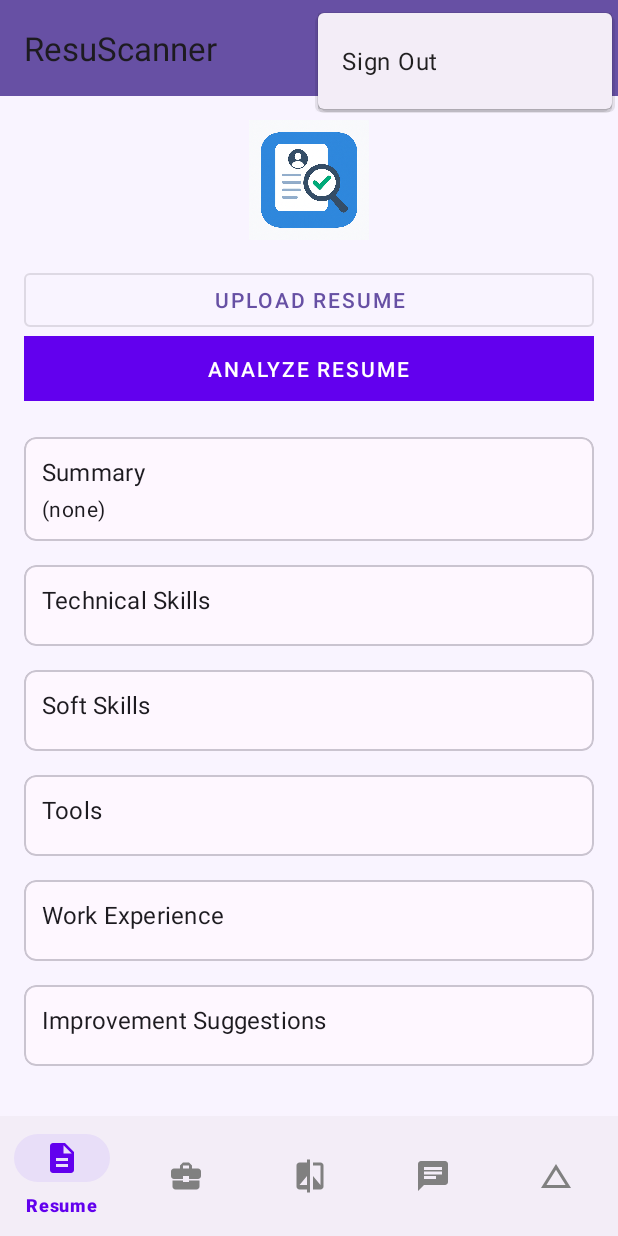
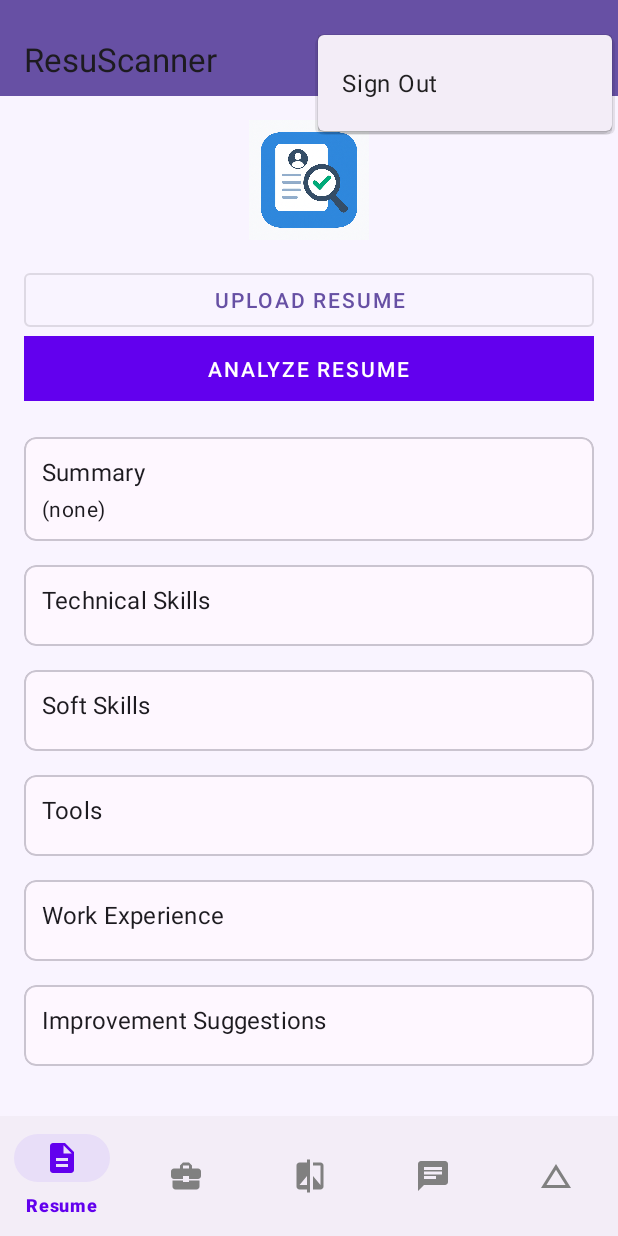
Before and after one commit to yashishvin/ResuScanner, an Android app: the screen it shows after launch once a user with an empty profile is signed in (MainActivity), with the options menu open, on a phone screen of 412 x 824 dp. Run offline under Robolectric (Android 15) with nearby library versions, the phone set to English and light mode, and no system bars; our stand-ins replace Firebase (no records; nobody signed in at launch, a user with empty details on screens opened directly).

Commit message:
Minor padding fix

```diff
--- a/app/src/main/res/layout/activity_main.xml
+++ b/app/src/main/res/layout/activity_main.xml
@@ -13,6 +13,7 @@
         android:layout_width="match_parent"
         android:layout_height="?attr/actionBarSize"
         android:background="?attr/colorPrimary"
+        android:paddingTop="15dp"
         android:elevation="4dp"
         android:theme="@style/ThemeOverlay.AppCompat.ActionBar"
         app:popupTheme="@style/ThemeOverlay.AppCompat.Light" />
```
